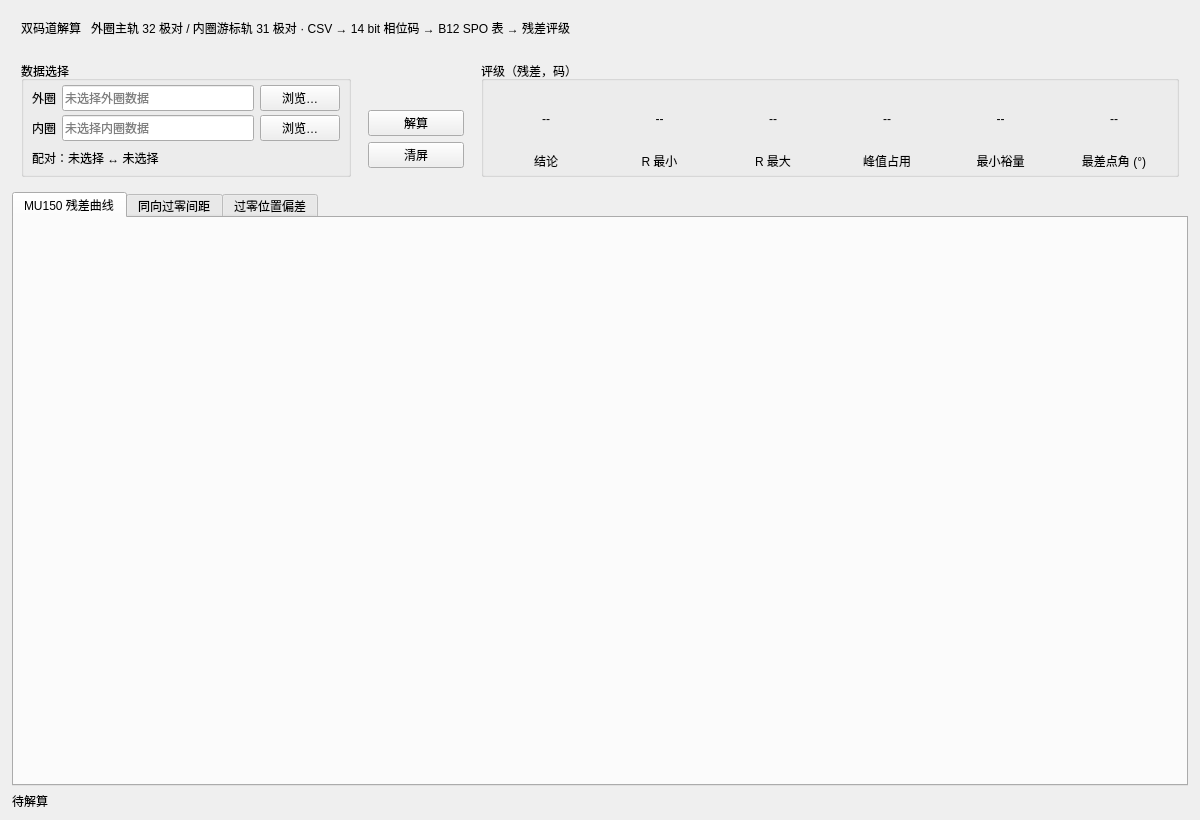
Old version of the form src/ui/dual_track_panel.ui in the repository IceSugarZxy/MARS-pro.
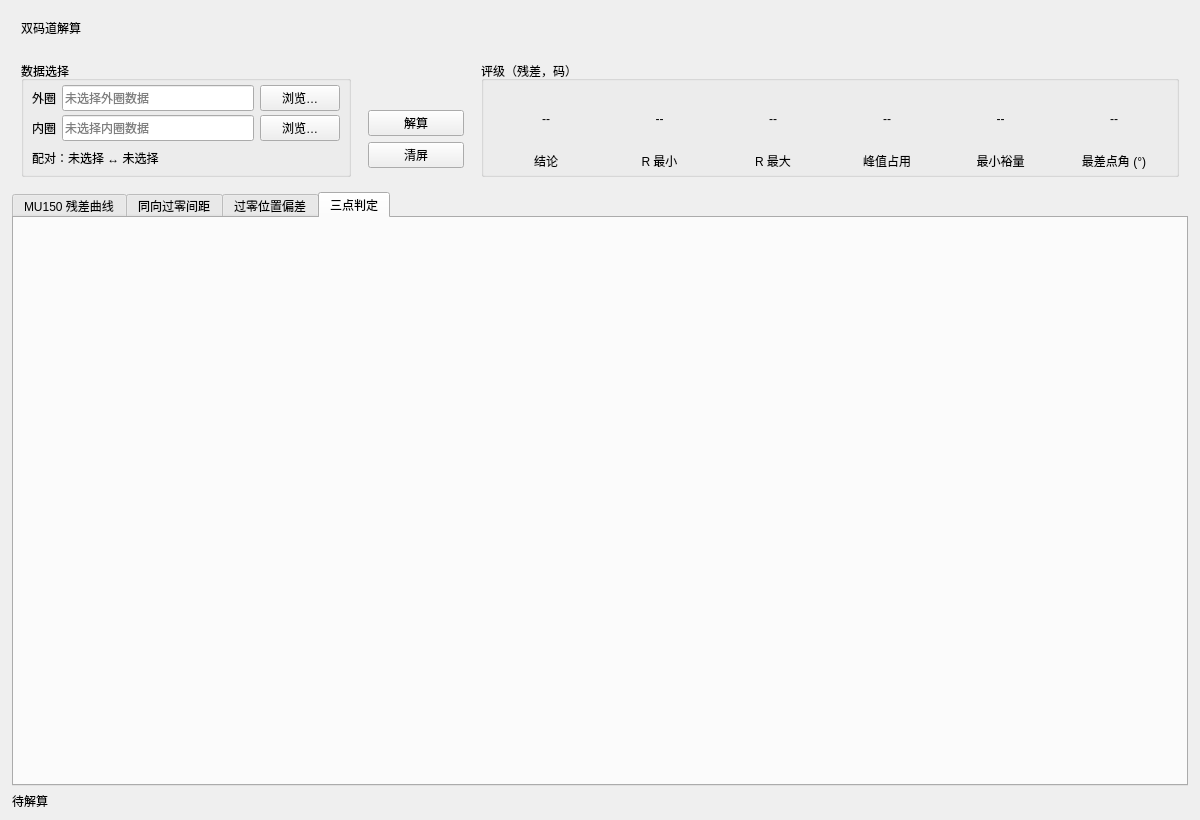
New version of the form. The open tabs and pages were chosen to show the change.

Commit message: feat: 双码道解算新增「三点判定」页签（CC01 实际过零节点三点判断）

What changed in the file:
```diff
--- a/src/ui/dual_track_panel.ui
+++ b/src/ui/dual_track_panel.ui
@@ -42,19 +42,6 @@
         </property>
        </widget>
       </item>
-      <item row="0" column="1">
-       <widget class="QLabel" name="panel_subtitle">
-        <property name="sizePolicy">
-         <sizepolicy hsizetype="Expanding" vsizetype="Preferred">
-          <horstretch>0</horstretch>
-          <verstretch>0</verstretch>
-         </sizepolicy>
-        </property>
-        <property name="text">
-         <string>外圈主轨 32 极对 / 内圈游标轨 31 极对 · CSV → 14 bit 相位码 → B12 SPO 表 → 残差评级</string>
-        </property>
-       </widget>
-      </item>
      </layout>
     </widget>
    </item>
@@ -535,6 +522,25 @@
        </property>
       </layout>
      </widget>
+     <widget class="QWidget" name="judge_tab">
+      <attribute name="title">
+       <string>三点判定</string>
+      </attribute>
+      <layout class="QGridLayout" name="judge_grid">
+       <property name="leftMargin">
+        <number>4</number>
+       </property>
+       <property name="topMargin">
+        <number>4</number>
+       </property>
+       <property name="rightMargin">
+        <number>4</number>
+       </property>
+       <property name="bottomMargin">
+        <number>4</number>
+       </property>
+      </layout>
+     </widget>
     </widget>
    </item>
    <item>
```
Left out of the diff: 2 changed lines with no effect on the pictures. The commit also changes 4 other files.
